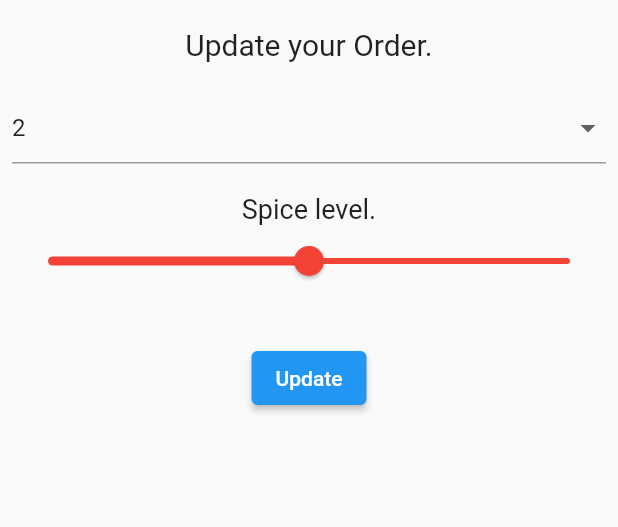
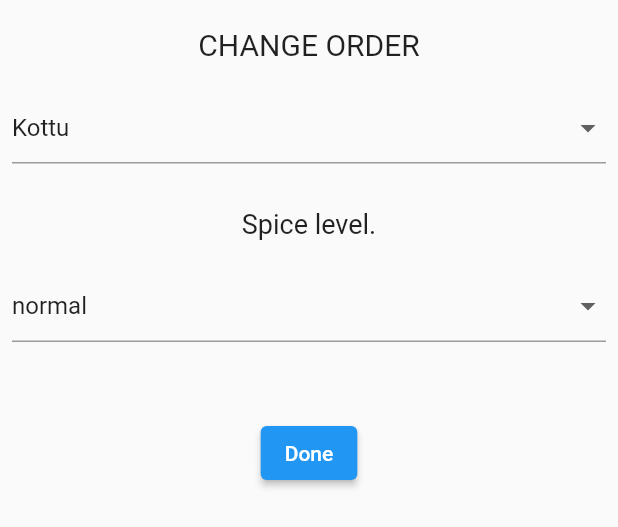
Before and after one commit to AbdulQadir98/TripEka-mobile, a Flutter app: the UpdateOrders widget shown alone on an empty page, opened directly, on a phone screen of 412 x 824 dp. Shown: the top 527 px of the screen. Run offline on Flutter 3.47's test engine with Material 2 defaults, Android fonts, the phone set to English and light mode, and no system bars; our stand-ins replace cloud_firestore, firebase_auth, firebase_core, flutter_signin_button, google_sign_in, shared_preferences; missing offline and left inert: auth; accounts and stored records are empty.

```diff
--- a/lib/screens/order/updateOrder.dart
+++ b/lib/screens/order/updateOrder.dart
@@ -8,18 +8,12 @@ class UpdateOrders extends StatefulWidget {
 }
 
 class _UpdateOrdersState extends State<UpdateOrders> {
-  final List<String> sugars = ['0', '1', '2', '3', '4'];
-  final List<int> strengths = [100, 200, 300, 400, 500, 600, 700, 800, 900];
+  final List<String> names = ['Rice', 'Kottu', 'StringHoppers', 'Roti'];
+  final List<String> spice = ['hot', 'normal', 'low'];
 
   // form values
-  String _currentName = "Vili";
-  String _currentSugars = "2";
-  int _currentStrength = 500;
-
-  // hardcode values
-  String _name = "Abdul";
-  String _sugars = "10";
-  int _strength = 300;
+  String _currentName = "Kottu";
+  String _currentSpice = "normal";
 
   @override
   Widget build(BuildContext context) {
@@ -30,42 +24,45 @@ class _UpdateOrdersState extends State<UpdateOrders> {
           children: <Widget>[
             const SizedBox(height: 10.0),
             const Text(
-              'Update your Order.',
+              'CHANGE ORDER',
               style: TextStyle(fontSize: 20.0),
             ),
             const SizedBox(height: 20.0),
             DropdownButtonFormField(
-              value: _currentSugars,
-              items: sugars.map((sugar) {
+              value: _currentName,
+              items: names.map((name) {
                 return DropdownMenuItem(
-                  value: sugar,
-                  child: Text(sugar),
+                  value: name,
+                  child: Text(name),
                 );
               }).toList(),
-              onChanged: (String? val) => setState(() => _currentSugars = val!),
+              onChanged: (String? val) => setState(() => _currentName = val!),
             ),
-            const SizedBox(height: 20.0),
+            const SizedBox(height: 30.0),
             const Text(
               'Spice level.',
               style: TextStyle(fontSize: 18.0),
             ),
-            Slider(
-              value: (_currentStrength).toDouble(),
-              activeColor: Colors.red[_currentStrength],
-              inactiveColor: Colors.red[_currentStrength],
-              min: 100.0,
-              max: 900.0,
-              divisions: 8,
-              onChanged: (val) =>
-                  setState(() => _currentStrength = val.round()),
+            const SizedBox(height: 20.0),
+            DropdownButtonFormField(
+              value: _currentSpice,
+              items: spice.map((type) {
+                return DropdownMenuItem(
+                  value: type,
+                  child: Text(type),
+                );
+              }).toList(),
+              onChanged: (String? val) => setState(() => _currentSpice = val!),
             ),
-            const SizedBox(height: 30.0),
+            const SizedBox(height: 50.0),
             ElevatedButton(
                 child: const Text(
-                  'Update',
+                  'Done',
                   style: TextStyle(color: Colors.white),
                 ),
-                onPressed: () async {}),
+                onPressed: () async {
+                  print("update order");
+                }),
           ],
         ),
       ),
```
Also changed, not shown: lib/screens/order/orderForm.dart (deleted, +0 -131 lines), lib/screens/order/orders.dart (+36 -37 lines), lib/screens/order/xxorderForm.dart (added, +131 -0 lines), lib/services/database.dart (+5 -10 lines), assets/images/colombo.jpg (deleted), assets/images/cover.jpg (added), assets/images/japan.jpg (deleted), assets/images/sigiriya.jpg (deleted).
